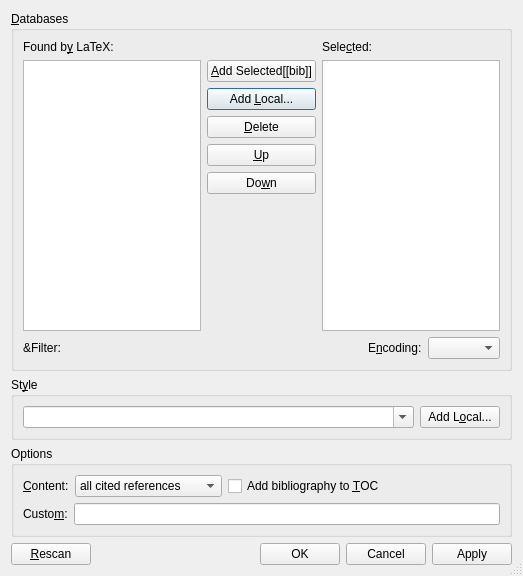
First picture: the form in src/frontends/qt4/ui/BibtexUi.ui, repository cburschka/lyx, before the edit.
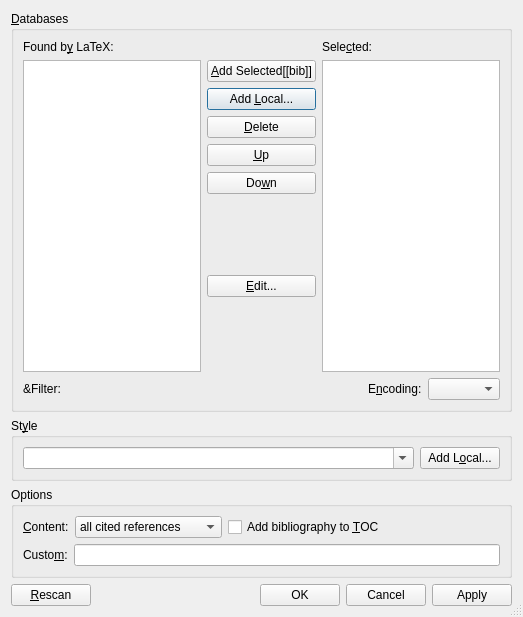
Second picture: the form after the edit. Icons and pictures are not drawn.

Commit message:
GuiBibtex: add button to edit individual databases externally
This complements the inset context menu function, which only allows for
editing all databases externally

```diff
--- a/src/frontends/qt4/ui/BibtexUi.ui
+++ b/src/frontends/qt4/ui/BibtexUi.ui
@@ -7,7 +7,7 @@
     <x>0</x>
     <y>0</y>
     <width>523</width>
-    <height>576</height>
+    <height>617</height>
    </rect>
   </property>
   <property name="windowTitle">
@@ -141,6 +141,33 @@
           </property>
          </widget>
         </item>
+        <item>
+         <spacer name="verticalSpacer_2">
+          <property name="orientation">
+           <enum>Qt::Vertical</enum>
+          </property>
+          <property name="sizeHint" stdset="0">
+           <size>
+            <width>20</width>
+            <height>40</height>
+           </size>
+          </property>
+         </spacer>
+        </item>
+        <item>
+         <widget class="QPushButton" name="editPB">
+          <property name="toolTip">
+           <string>Edit selected database externally</string>
+          </property>
+          <property name="text">
+           <string>&amp;Edit...</string>
+          </property>
+          <property name="icon">
+           <iconset>
+            <normaloff>.</normaloff>.</iconset>
+          </property>
+         </widget>
+        </item>
         <item>
          <spacer name="verticalSpacer">
           <property name="orientation">
```
The commit also changes 4 other files.
